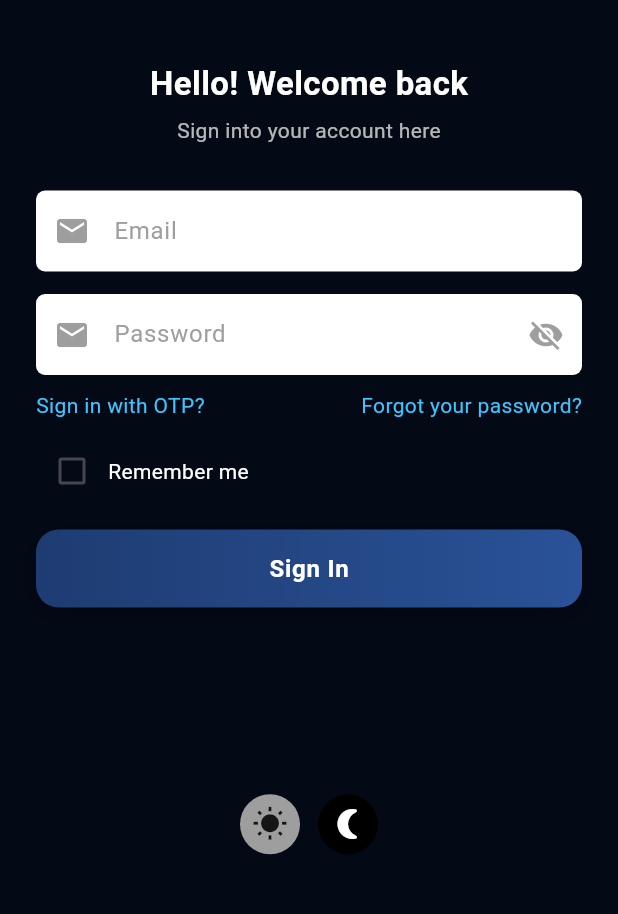
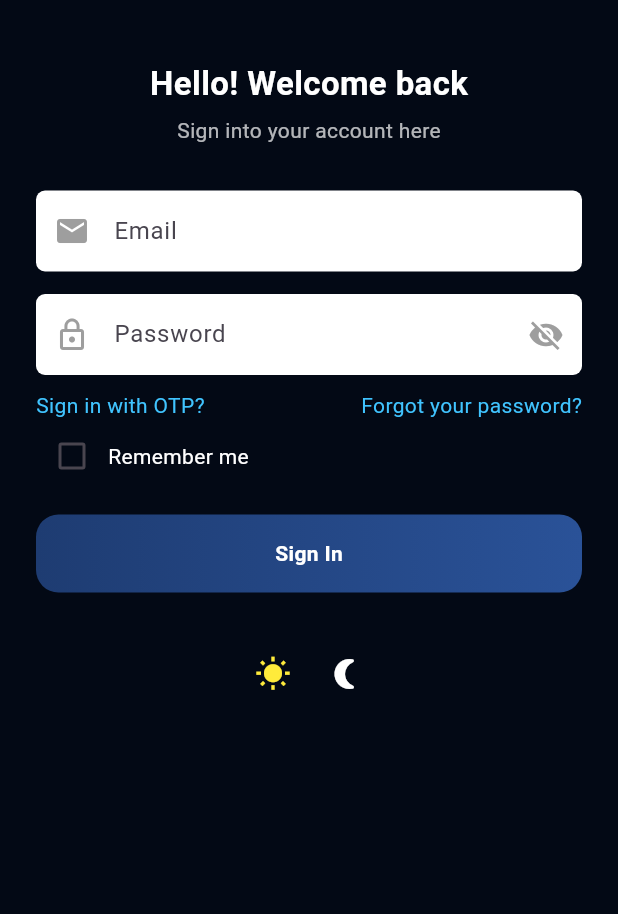
Before and after one commit to mdrajonhossain/freeli_flutter, a Flutter app: the screen it shows after launch, on a phone screen of 412 x 824 dp, the part 195-1109 px from its top. Run offline on Flutter 3.47's test engine with Material 3 defaults, Android fonts, the phone set to English and light mode, and no system bars.

```diff
--- a/lib/main.dart
+++ b/lib/main.dart
@@ -47,42 +47,36 @@ class _LoginScreenState extends State<LoginScreen> {
   bool rememberMe = false;
   bool obscurePassword = true;
 
+  final TextEditingController emailController = TextEditingController();
+  final TextEditingController passwordController = TextEditingController();
+
   @override
   Widget build(BuildContext context) {
     final bgColor = widget.isDark
         ? const Color(0xFF030915)
         : const Color(0xFF052874);
 
-    final textColor = Colors.white;
-    final subTextColor = Colors.white70;
-
     return Scaffold(
       backgroundColor: bgColor,
-      resizeToAvoidBottomInset: true,
       body: SafeArea(
         child: LayoutBuilder(
           builder: (context, constraints) {
             return SingleChildScrollView(
-              keyboardDismissBehavior: ScrollViewKeyboardDismissBehavior.onDrag,
               padding: const EdgeInsets.symmetric(horizontal: 24),
               child: ConstrainedBox(
                 constraints: BoxConstraints(minHeight: constraints.maxHeight),
-                child: IntrinsicHeight(
                 child: Column(
                   children: [
                     const SizedBox(height: 80),
 
-                      // Logo
-                      Center(
-                        child: Image.asset('assets/logo.webp', height: 50),
-                      ),
+                    Image.asset('assets/logo.webp', height: 50),
 
                     const SizedBox(height: 40),
 
-                      Text(
+                    const Text(
                       "Hello! Welcome back",
                       style: TextStyle(
-                          color: textColor,
+                        color: Colors.white,
                         fontSize: 22,
                         fontWeight: FontWeight.bold,
                       ),
@@ -90,21 +84,23 @@ class _LoginScreenState extends State<LoginScreen> {
 
                     const SizedBox(height: 6),
 
-                      Text(
+                    const Text(
                       "Sign into your account here",
-                        style: TextStyle(color: subTextColor, fontSize: 14),
+                      style: TextStyle(color: Colors.white70, fontSize: 14),
                     ),
 
                     const SizedBox(height: 30),
 
                     _buildInputField(
+                      controller: emailController,
                       hint: "Email",
-                        icon: Icons.alternate_email,
+                      icon: Icons.email,
                     ),
 
                     const SizedBox(height: 15),
 
                     _buildInputField(
+                      controller: passwordController,
                       hint: "Password",
                       icon: Icons.lock_outline,
                       isPassword: true,
@@ -112,9 +108,9 @@ class _LoginScreenState extends State<LoginScreen> {
 
                     const SizedBox(height: 10),
 
-                      Row(
+                    const Row(
                       mainAxisAlignment: MainAxisAlignment.spaceBetween,
-                        children: const [
+                      children: [
                         Text(
                           "Sign in with OTP?",
                           style: TextStyle(color: Colors.lightBlueAccent),
@@ -126,23 +122,20 @@ class _LoginScreenState extends State<LoginScreen> {
                       ],
                     ),
 
-                      const SizedBox(height: 10),
-
                     Row(
                       children: [
                         Checkbox(
                           value: rememberMe,
                           activeColor: Colors.blue,
-                            checkColor: Colors.white,
                           onChanged: (value) {
                             setState(() {
-                                rememberMe = value!;
+                              rememberMe = value ?? false;
                             });
                           },
                         ),
-                          Text(
+                        const Text(
                           "Remember me",
-                            style: TextStyle(color: textColor),
+                          style: TextStyle(color: Colors.white),
                         ),
                       ],
                     ),
@@ -158,29 +151,22 @@ class _LoginScreenState extends State<LoginScreen> {
                             colors: [Color(0xFF1E3C72), Color(0xFF2A5298)],
                           ),
                           borderRadius: BorderRadius.circular(15),
-                            boxShadow: [
-                              BoxShadow(
-                                color: Colors.black.withOpacity(0.3),
-                                blurRadius: 8,
-                                offset: const Offset(0, 4),
-                              ),
-                            ],
                         ),
                         child: Material(
                           color: Colors.transparent,
                           child: InkWell(
-                              borderRadius: BorderRadius.circular(10),
                             onTap: () {
-                                // TODO: login action
+                              debugPrint("Email: ${emailController.text}");
+                              debugPrint(
+                                "Password: ${passwordController.text}",
+                              );
                             },
                             child: const Center(
                               child: Text(
                                 "Sign In",
                                 style: TextStyle(
-                                    fontSize: 16,
+                                  color: Colors.white,
                                   fontWeight: FontWeight.w600,
-                                    letterSpacing: 0.5,
-                                    color: Colors.white,
                                 ),
                               ),
                             ),
@@ -189,47 +175,24 @@ class _LoginScreenState extends State<LoginScreen> {
                       ),
                     ),
 
-                      const Spacer(),
+                    const SizedBox(height: 30),
 
-                      // THEME TOGGLE
                     Row(
                       mainAxisAlignment: MainAxisAlignment.center,
                       children: [
-                          GestureDetector(
-                            onTap: () => widget.onThemeChange(false),
-                            child: Container(
-                              padding: const EdgeInsets.all(8),
-                              decoration: BoxDecoration(
-                                shape: BoxShape.circle,
-                                color: !widget.isDark
-                                    ? Colors.yellow
-                                    : Colors.grey,
+                        IconButton(
+                          onPressed: () => widget.onThemeChange(false),
+                          icon: const Icon(Icons.wb_sunny),
+                          color: Colors.yellow,
                         ),
-                              child: const Icon(Icons.wb_sunny),
-                            ),
-                          ),
-                          const SizedBox(width: 12),
-                          GestureDetector(
-                            onTap: () => widget.onThemeChange(true),
-                            child: Container(
-                              padding: const EdgeInsets.all(8),
-                              decoration: BoxDecoration(
-                                shape: BoxShape.circle,
-                                color: widget.isDark
-                                    ? Colors.black
-                                    : Colors.grey,
-                              ),
-                              child: const Icon(
-                                Icons.nightlight_round,
+                        IconButton(
+                          onPressed: () => widget.onThemeChange(true),
+                          icon: const Icon(Icons.nightlight_round),
                           color: Colors.white,
-                              ),
-                            ),
                         ),
                       ],
                     ),
-                      const Spacer(),
                   ],
-                  ),
                 ),
               ),
             );
@@ -240,6 +203,7 @@ class _LoginScreenState extends State<LoginScreen> {
   }
 
   Widget _buildInputField({
+    required TextEditingController controller,
     required String hint,
     required IconData icon,
     bool isPassword = false,
@@ -250,12 +214,12 @@ class _LoginScreenState extends State<LoginScreen> {
         borderRadius: BorderRadius.circular(6),
       ),
       child: TextField(
+        controller: controller,
+        obscureText: isPassword ? obscurePassword : false,
         style: const TextStyle(color: Colors.black),
-        obscureText: isPassword ? obscurePassword : false,
         decoration: InputDecoration(
-          prefixIcon: const Icon(Icons.email, color: Colors.grey),
+          prefixIcon: Icon(icon, color: Colors.grey), // ✅ FIXED
           hintText: hint,
-          hintStyle: const TextStyle(color: Colors.grey),
           border: InputBorder.none,
           contentPadding: const EdgeInsets.symmetric(vertical: 15),
           suffixIcon: isPassword
```
Lines whose indentation alone changed are shown as unchanged.
